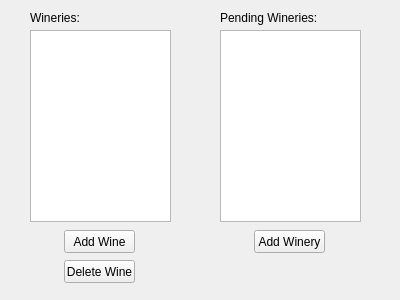
First picture: the form in adminportal.ui, repository DuncanBauer/WineryTours, before the edit.
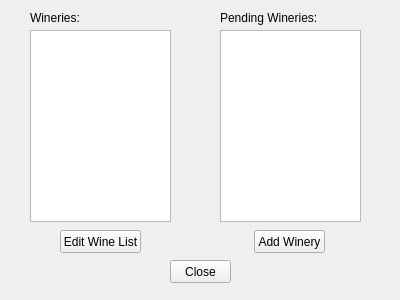
Second picture: the form after the edit.

Commit message: Added adding/deleting wines. Crashes when reading winery without any wines.

Diff of the .ui file:
```diff
--- a/adminportal.ui
+++ b/adminportal.ui
@@ -29,14 +29,14 @@
   <widget class="QPushButton" name="addWine">
    <property name="geometry">
     <rect>
-     <x>64</x>
+     <x>60</x>
      <y>230</y>
-     <width>71</width>
+     <width>81</width>
      <height>23</height>
     </rect>
    </property>
    <property name="text">
-    <string>Add Wine</string>
+    <string>Edit Wine List</string>
    </property>
   </widget>
   <widget class="QListWidget" name="wineries">
@@ -59,19 +59,6 @@
     </rect>
    </property>
   </widget>
-  <widget class="QPushButton" name="deleteWine">
-   <property name="geometry">
-    <rect>
-     <x>64</x>
-     <y>260</y>
-     <width>71</width>
-     <height>23</height>
-    </rect>
-   </property>
-   <property name="text">
-    <string>Delete Wine</string>
-   </property>
-  </widget>
   <widget class="QLabel" name="label">
    <property name="geometry">
     <rect>
@@ -98,6 +85,19 @@
     <string>Pending Wineries:</string>
    </property>
   </widget>
+  <widget class="QPushButton" name="pushButton">
+   <property name="geometry">
+    <rect>
+     <x>170</x>
+     <y>260</y>
+     <width>61</width>
+     <height>23</height>
+    </rect>
+   </property>
+   <property name="text">
+    <string>Close</string>
+   </property>
+  </widget>
  </widget>
  <resources/>
  <connections/>
```
Left out of the diff: 2 changed lines with no effect on the pictures. The commit also changes 13 other files.
